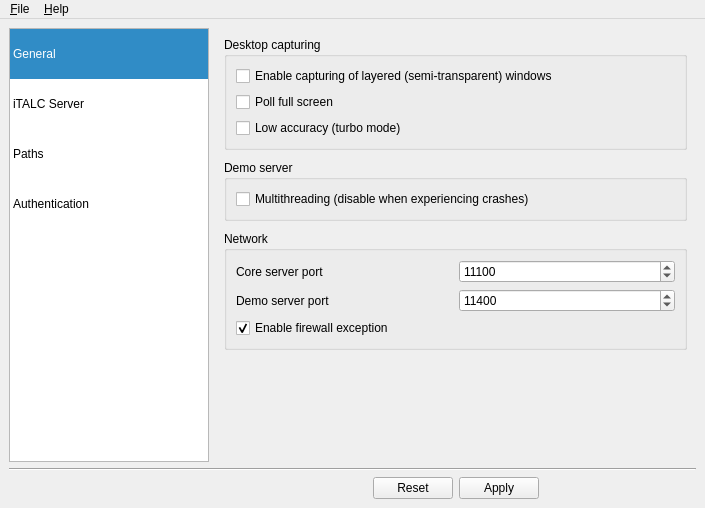
First picture: the form in imc/Forms/MainWindow.ui, repository veyon/veyon, before the edit.
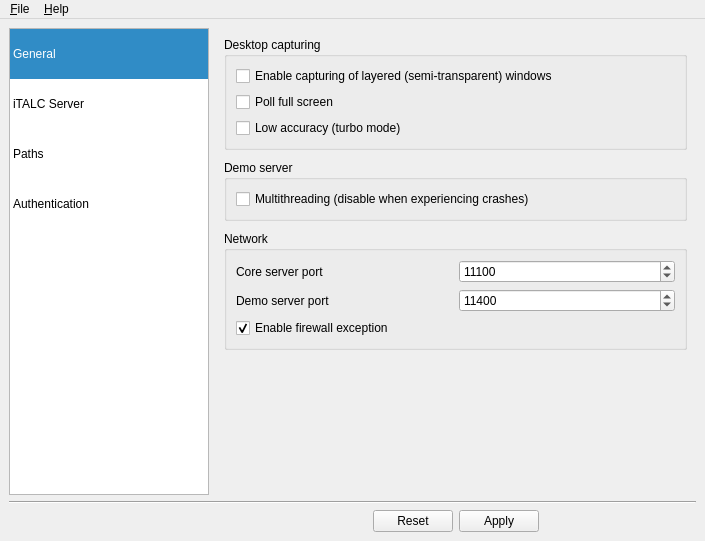
Second picture: the form after the edit. The open tabs and pages were chosen to show the change. Icons and pictures are not drawn.

Commit message:
IMC: unified property with widget names
In order to allow connecting widgets with properties with as  less code
as possible, name all widgets the way the associated properties are
named.

Diff of the .ui file:
```diff
--- a/imc/Forms/MainWindow.ui
+++ b/imc/Forms/MainWindow.ui
@@ -7,7 +7,7 @@
     <x>0</x>
     <y>0</y>
     <width>705</width>
-    <height>508</height>
+    <height>541</height>
    </rect>
   </property>
   <property name="windowTitle">
```
Left out of the diff: 20 changed lines with no effect on the pictures. The commit also changes 2 other files.
